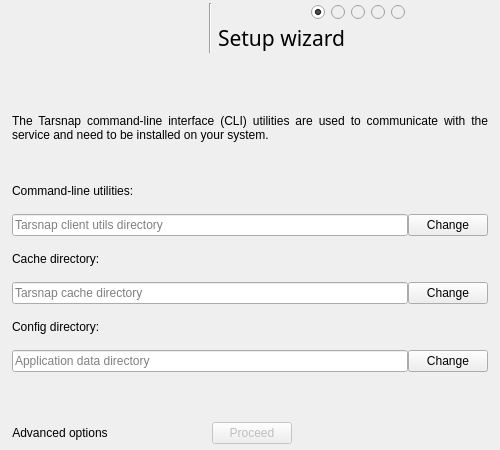
Above: forms/setupdialog.ui from Tarsnap/tarsnap-gui before the change. Below: the same form after it.
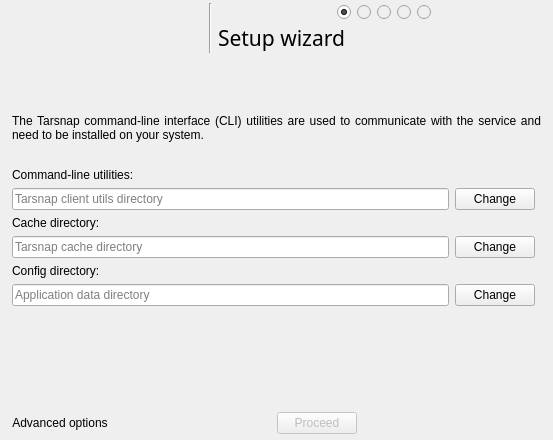
That is the form after the change. The open tabs and pages were chosen to show the change. Icons and pictures are not drawn.

Commit message: More adjustments for the Setup Wizard.

What changed in the file:
```diff
--- a/forms/setupdialog.ui
+++ b/forms/setupdialog.ui
@@ -6,16 +6,10 @@
    <rect>
     <x>0</x>
     <y>0</y>
-    <width>500</width>
-    <height>450</height>
+    <width>553</width>
+    <height>440</height>
    </rect>
   </property>
-  <property name="minimumSize">
-   <size>
-    <width>500</width>
-    <height>450</height>
-   </size>
-  </property>
   <property name="acceptDrops">
    <bool>true</bool>
   </property>
@@ -448,12 +442,6 @@
           </item>
           <item>
            <widget class="QLabel" name="clientVersionLabel">
-            <property name="sizePolicy">
-             <sizepolicy hsizetype="Preferred" vsizetype="Fixed">
-              <horstretch>0</horstretch>
-              <verstretch>0</verstretch>
-             </sizepolicy>
-            </property>
             <property name="font">
              <font>
               <italic>true</italic>
@@ -472,12 +460,6 @@
           </item>
           <item>
            <widget class="QWidget" name="advancedCLIWidget" native="true">
-            <property name="minimumSize">
-             <size>
-              <width>0</width>
-              <height>220</height>
-             </size>
-            </property>
             <layout class="QGridLayout" name="gridLayout">
              <property name="leftMargin">
               <number>0</number>
@@ -492,21 +474,8 @@
               <number>0</number>
              </property>
              <property name="spacing">
-              <number>0</number>
+              <number>-1</number>
              </property>
-             <item row="1" column="2">
-              <widget class="QPushButton" name="tarsnapPathBrowseButton">
-               <property name="toolTip">
-                <string>Look for the Tarsnap CLI utilities</string>
-               </property>
-               <property name="text">
-                <string>Change</string>
-               </property>
-               <property name="autoDefault">
-                <bool>false</bool>
-               </property>
-              </widget>
-             </item>
              <item row="3" column="0">
               <widget class="QLineEdit" name="tarsnapCacheLineEdit">
                <property name="toolTip">
@@ -539,83 +508,6 @@
                </property>
               </widget>
              </item>
-             <item row="5" column="2">
-              <widget class="QPushButton" name="appDataBrowseButton">
-               <property name="toolTip">
-                <string>Change application data directory</string>
-               </property>
-               <property name="text">
-                <string>Change</string>
-               </property>
-              </widget>
-             </item>
-             <item row="4" column="0" colspan="2">
-              <widget class="QLabel" name="label_10">
-               <property name="sizePolicy">
-                <sizepolicy hsizetype="Preferred" vsizetype="Fixed">
-                 <horstretch>0</horstretch>
-                 <verstretch>0</verstretch>
-                </sizepolicy>
-               </property>
-               <property name="text">
-                <string>Config directory:</string>
-               </property>
-               <property name="wordWrap">
-                <bool>true</bool>
-               </property>
-              </widget>
-             </item>
-             <item row="0" column="0" colspan="2">
-              <widget class="QLabel" name="label_6">
-               <property name="sizePolicy">
-                <sizepolicy hsizetype="Preferred" vsizetype="Fixed">
-                 <horstretch>0</horstretch>
-                 <verstretch>0</verstretch>
-                </sizepolicy>
-               </property>
-               <property name="text">
-                <string>Command-line utilities:</string>
-               </property>
-               <property name="alignment">
-                <set>Qt::AlignLeading|Qt::AlignLeft|Qt::AlignVCenter</set>
-               </property>
-               <property name="wordWrap">
-                <bool>true</bool>
-               </property>
-              </widget>
-             </item>
-             <item row="3" column="2">
-              <widget class="QPushButton" name="tarsnapCacheBrowseButton">
-               <property name="toolTip">
-                <string>Change Tarsnap cache directory</string>
-               </property>
-               <property name="text">
-                <string>Change</string>
-               </property>
-               <property name="autoDefault">
-                <bool>false</bool>
-               </property>
-              </widget>
-             </item>
-             <item row="2" column="0" colspan="2">
-              <widget class="QLabel" name="label_7">
-               <property name="sizePolicy">
-                <sizepolicy hsizetype="Preferred" vsizetype="Fixed">
-                 <horstretch>0</horstretch>
-                 <verstretch>0</verstretch>
-                </sizepolicy>
-               </property>
-               <property name="text">
-                <string>Cache directory:</string>
-               </property>
-               <property name="alignment">
-                <set>Qt::AlignLeading|Qt::AlignLeft|Qt::AlignVCenter</set>
-               </property>
-               <property name="wordWrap">
-                <bool>true</bool>
-               </property>
-              </widget>
-             </item>
              <item row="1" column="0">
               <widget class="QLineEdit" name="tarsnapPathLineEdit">
                <property name="toolTip">
@@ -635,6 +527,78 @@
                </property>
               </widget>
              </item>
+             <item row="0" column="0" colspan="3">
+              <widget class="QLabel" name="label_6">
+               <property name="text">
+                <string>Command-line utilities:</string>
+               </property>
+               <property name="alignment">
+                <set>Qt::AlignLeading|Qt::AlignLeft|Qt::AlignVCenter</set>
+               </property>
+               <property name="wordWrap">
+                <bool>true</bool>
+               </property>
+              </widget>
+             </item>
+             <item row="2" column="0" colspan="3">
+              <widget class="QLabel" name="label_7">
+               <property name="text">
+                <string>Cache directory:</string>
+               </property>
+               <property name="alignment">
+                <set>Qt::AlignLeading|Qt::AlignLeft|Qt::AlignVCenter</set>
+               </property>
+               <property name="wordWrap">
+                <bool>true</bool>
+               </property>
+              </widget>
+             </item>
+             <item row="4" column="0" colspan="3">
+              <widget class="QLabel" name="label_10">
+               <property name="text">
+                <string>Config directory:</string>
+               </property>
+               <property name="wordWrap">
+                <bool>true</bool>
+               </property>
+              </widget>
+             </item>
+             <item row="5" column="1">
+              <widget class="QPushButton" name="appDataBrowseButton">
+               <property name="toolTip">
+                <string>Change application data directory</string>
+               </property>
+               <property name="text">
+                <string>Change</string>
+               </property>
+              </widget>
+             </item>
+             <item row="3" column="1">
+              <widget class="QPushButton" name="tarsnapCacheBrowseButton">
+               <property name="toolTip">
+                <string>Change Tarsnap cache directory</string>
+               </property>
+               <property name="text">
+                <string>Change</string>
+               </property>
+               <property name="autoDefault">
+                <bool>false</bool>
+               </property>
+              </widget>
+             </item>
+             <item row="1" column="1">
+              <widget class="QPushButton" name="tarsnapPathBrowseButton">
+               <property name="toolTip">
+                <string>Look for the Tarsnap CLI utilities</string>
+               </property>
+               <property name="text">
+                <string>Change</string>
+               </property>
+               <property name="autoDefault">
+                <bool>false</bool>
+               </property>
+              </widget>
+             </item>
             </layout>
            </widget>
           </item>
@@ -658,7 +622,7 @@
         <widget class="QWidget" name="buttonBox_3" native="true">
          <layout class="QHBoxLayout" name="horizontalLayout_3">
           <property name="spacing">
-           <number>6</number>
+           <number>0</number>
           </property>
           <property name="leftMargin">
            <number>0</number>
@@ -672,7 +636,7 @@
           <property name="bottomMargin">
            <number>0</number>
           </property>
-          <item>
+          <item alignment="Qt::AlignLeft">
            <widget class="QPushButton" name="advancedCLIButton">
             <property name="toolTip">
              <string>Show advanced setup options</string>
@@ -695,20 +659,7 @@
             </property>
            </widget>
           </item>
-          <item>
-           <spacer name="horizontalSpacer_13">
-            <property name="orientation">
-             <enum>Qt::Horizontal</enum>
-            </property>
-            <property name="sizeHint" stdset="0">
-             <size>
-              <width>40</width>
-              <height>20</height>
-             </size>
-            </property>
-           </spacer>
-          </item>
-          <item>
+          <item alignment="Qt::AlignLeft">
            <widget class="QPushButton" name="advancedPageProceedButton">
             <property name="enabled">
              <bool>false</bool>
@@ -721,32 +672,6 @@
             </property>
            </widget>
           </item>
-          <item>
-           <spacer name="horizontalSpacer_5">
-            <property name="orientation">
-             <enum>Qt::Horizontal</enum>
-            </property>
-            <property name="sizeHint" stdset="0">
-             <size>
-              <width>40</width>
-              <height>20</height>
-             </size>
-            </property>
-           </spacer>
-          </item>
-          <item>
-           <spacer name="horizontalSpacer_6">
-            <property name="orientation">
-             <enum>Qt::Horizontal</enum>
-            </property>
-            <property name="sizeHint" stdset="0">
-             <size>
-              <width>40</width>
-              <height>20</height>
-             </size>
-            </property>
-           </spacer>
-          </item>
          </layout>
         </widget>
        </item>
```
Left out of the diff: 49 changed lines with no effect on the pictures.
